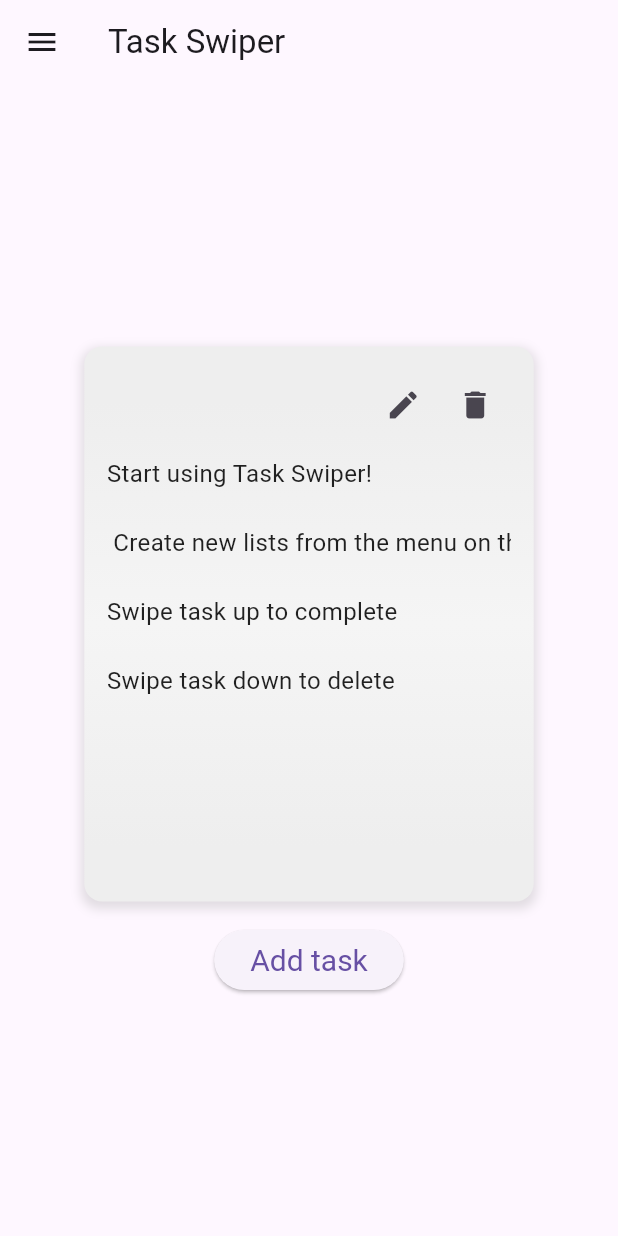
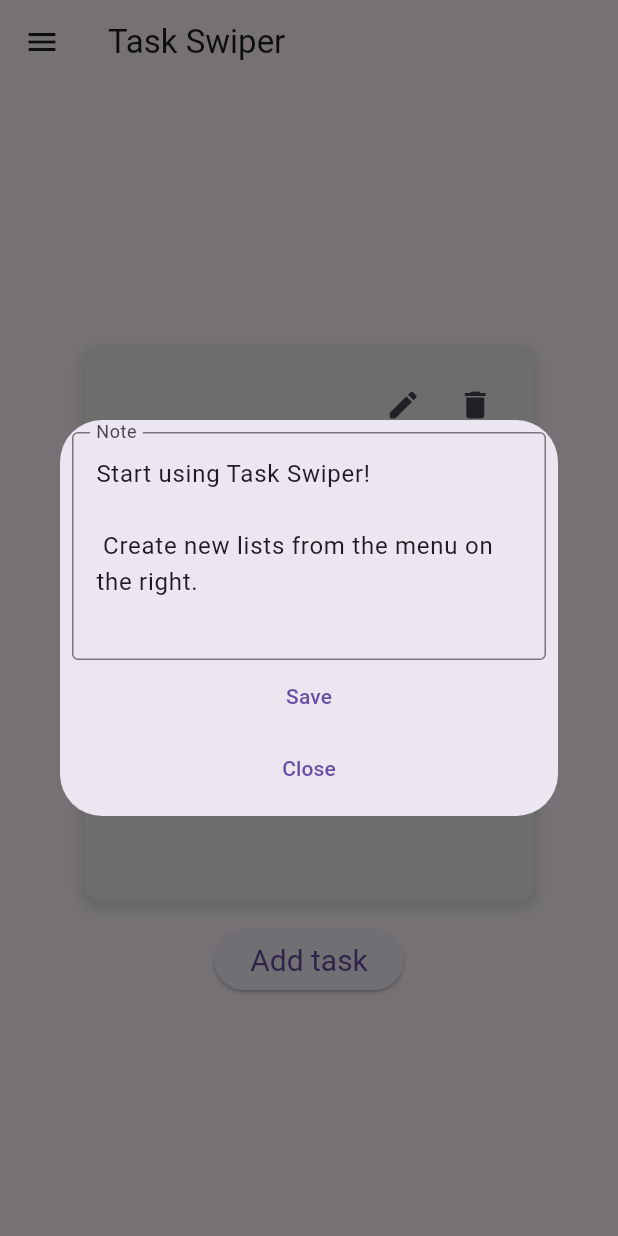
Before and after one commit to temedeus/task_swiper, a Flutter app: the screen it shows after launch, after a tap on the "edit" icon, on a phone screen of 412 x 824 dp. Run offline on Flutter 3.47's test engine with Material 3 defaults, Android fonts, the phone set to English and light mode, and no system bars; drawn by our look-alikes of carousel_slider; our stand-ins replace get_it, sqflite; accounts and stored records are empty.

Commit message:
Editing tasks. Fixed tasklist saving

```diff
--- a/lib/service/database_service.dart
+++ b/lib/service/database_service.dart
@@ -52,6 +52,11 @@ class DatabaseService {
         conflictAlgorithm: ConflictAlgorithm.replace);
   }
 
+  Future<int> updateTask(Task task) async {
+    return _database.update('task', task.toMap(),
+        conflictAlgorithm: ConflictAlgorithm.replace, where: "id = ?", whereArgs: [task.id!]);
+  }
+
   Future<int> createTasklist(TaskList taskList) async {
     return _database.insert('taskList', taskList.toMap(),
         conflictAlgorithm: ConflictAlgorithm.replace);
@@ -59,7 +64,7 @@ class DatabaseService {
 
   Future<int> updateTasklist(TaskList taskList) async {
     return _database.update('taskList', taskList.toMap(),
-        conflictAlgorithm: ConflictAlgorithm.replace);
+        conflictAlgorithm: ConflictAlgorithm.replace, where: "id = ?", whereArgs: [taskList.id!]);
   }
 
   Future<List<Task>> getTasks(int taskListId) async {
--- a/lib/ui/dialogs/edit_task_dialog.dart
+++ b/lib/ui/dialogs/edit_task_dialog.dart
@@ -1,19 +1,28 @@
 import 'package:flutter/material.dart';
 
 class EditTaskDialog extends StatefulWidget {
-  const EditTaskDialog({Key? key, required this.callback}) : super(key: key);
+  const EditTaskDialog({Key? key, required this.callback, this.defaultText}) : super(key: key);
   final Function(String) callback;
+  final String? defaultText;
 
   @override
-  State<EditTaskDialog> createState() => _EditTaskDialogState(callback);
+  State<EditTaskDialog> createState() => _EditTaskDialogState(callback, defaultText);
 }
 
 class _EditTaskDialogState extends State<EditTaskDialog> {
   final myController = TextEditingController();
 
   Function(String) callback;
+  final String? defaultText;
 
-  _EditTaskDialogState(this.callback);
+  _EditTaskDialogState(this.callback, this.defaultText);
+
+  @override
+  void initState() {
+    if(defaultText != null) {
+      myController.text = defaultText!;
+    }
+  }
 
   @override
   Widget build(BuildContext context) {
--- a/lib/ui/screens/task_listing.dart
+++ b/lib/ui/screens/task_listing.dart
@@ -110,7 +110,7 @@ class _TaskListingState extends State<TaskListing> {
         ),
         onPressed: () => showDialog<String>(
           context: context,
-          builder: (BuildContext context) => buildDialog(),
+          builder: (BuildContext context) => buildDialog(context),
         ),
         child: const Text('Add task'),
       )
@@ -128,20 +128,21 @@ class _TaskListingState extends State<TaskListing> {
       },
       child: TaskItem(
         i,
-        onEditPressed: () => {},
+        onEditPressed: () async => {
+          await showDialog<String>(
+            context: context,
+            builder: (BuildContext context) => buildDialog(context, task: i),
+          ),
+        },
         onDeletePressed: () async => {
           await showDialog(
             context: context,
             builder: (BuildContext context) {
-              return DismissTaskDialog(
-                  () {
+              return DismissTaskDialog(() {
                 deleteTask(i);
                 Navigator.pop(context);
-                  },
-                  "COMPLETE TASK",
-                  "Are you sure you wish to complete task?",
-                  "COMPLETE",
-                  "CANCEL");
+              }, "COMPLETE TASK", "Are you sure you wish to complete task?",
+                  "COMPLETE", "CANCEL");
             },
           )
         },
@@ -164,8 +165,9 @@ class _TaskListingState extends State<TaskListing> {
     );
   }
 
-  buildDialog() {
+  buildDialog(context, {Task? task}) {
     callback(String text) async {
+      if (task == null) {
         final _taskList = this._taskList;
         if (_taskList != null) {
           var taskListId = _taskList.id;
@@ -175,12 +177,31 @@ class _TaskListingState extends State<TaskListing> {
             _tasks = [Task(id, text, taskListId), ..._tasks];
           });
         }
+      } else {
+        var updatedTasks = _tasks.map((existingTask) {
+          if (existingTask.id == task.id) {
+            return Task(
+              existingTask.id,
+              text,
+              task.taskListId,
+            );
+          } else {
+            return existingTask;
+          }
+        }).toList();
+
+        await _databaseService.updateTask(Task(task.id, text, task.taskListId));
+        setState(() {
+          _tasks = updatedTasks;
+        });
+      }
 
       Navigator.pop(context);
     }
 
     return EditTaskDialog(
       callback: callback,
+      defaultText: task?.task,
     );
   }
 }
--- a/lib/ui/widgets/task_item.dart
+++ b/lib/ui/widgets/task_item.dart
@@ -45,18 +45,18 @@ class TaskItem extends StatelessWidget {
               Row(
                 children: [
                   IconButton(
-                    icon: Icon(Icons.edit),
+                    icon: const Icon(Icons.edit),
                     onPressed: onEditPressed,
                   ),
                   IconButton(
-                    icon: Icon(Icons.delete),
+                    icon: const Icon(Icons.delete),
                     onPressed: onDeletePressed,
                   ),
                 ],
               ),
             ],
           ),
-          SizedBox(height: 10),
+          const SizedBox(height: 10),
           SingleChildScrollView(
             scrollDirection: Axis.horizontal,
             child: Text(
```
Also changed, not shown: lib/ui/widgets/task_list_drawer.dart (+7 -6 lines). Lines whose indentation alone changed are shown as unchanged.
